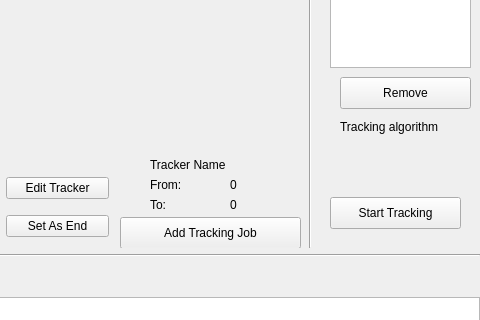
The window that mainwindow.ui (wjkcow/VideoDT) describes before a commit, drawn with Qt 5; both pictures show x 520 to 1000 and y 283 to 603 of the 1000 by 700 pixel window.
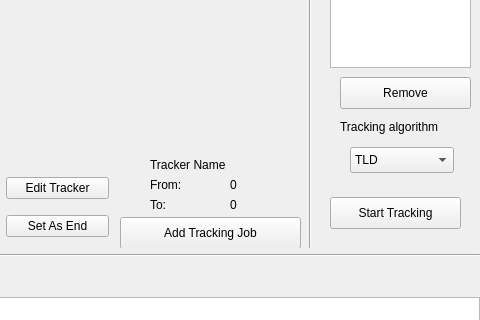
The same window after the commit. The open tabs and pages were chosen to show the change.

The edit to the form file:
```diff
--- a/mainwindow.ui
+++ b/mainwindow.ui
@@ -974,6 +974,26 @@
         </rect>
        </property>
       </widget>
+      <widget class="QComboBox" name="trackingAlgorithm">
+       <property name="geometry">
+        <rect>
+         <x>30</x>
+         <y>410</y>
+         <width>104</width>
+         <height>26</height>
+        </rect>
+       </property>
+       <item>
+        <property name="text">
+         <string>TLD</string>
+        </property>
+       </item>
+       <item>
+        <property name="text">
+         <string>CMT</string>
+        </property>
+       </item>
+      </widget>
      </widget>
      <widget class="QWidget" name="teUp" native="true">
       <property name="geometry">
```
